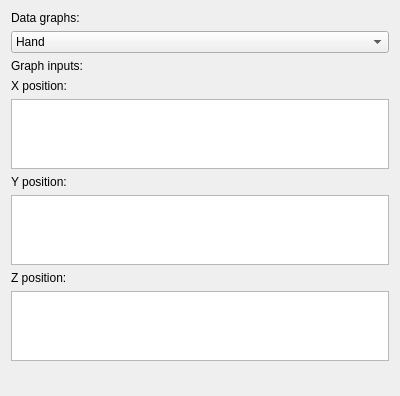
The window that rqt_pr2_hand_syntouch_sensor_interface/resource/datagraphs.ui (BigMacStorm/PR2_hapticSensorResearch) describes before a commit, drawn with Qt 5.
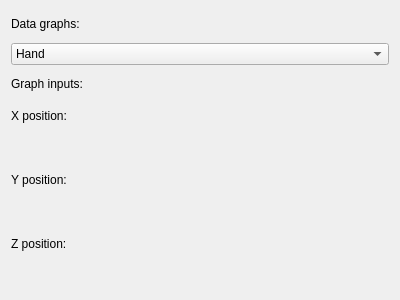
The same window after the commit.

Commit message: new mpl system

```diff
--- a/rqt_pr2_hand_syntouch_sensor_interface/resource/datagraphs.ui
+++ b/rqt_pr2_hand_syntouch_sensor_interface/resource/datagraphs.ui
@@ -50,7 +50,9 @@
     </widget>
    </item>
    <item>
-    <widget class="QGraphicsView" name="dg_yPos"/>
+    <widget class="QWidget" name="xMPL" native="true">
+     <layout class="QHBoxLayout" name="xMPLlayout"/>
+    </widget>
    </item>
    <item>
     <widget class="QLabel" name="label_4">
@@ -60,7 +62,9 @@
     </widget>
    </item>
    <item>
-    <widget class="QGraphicsView" name="dg_xPos"/>
+    <widget class="QWidget" name="yMPL" native="true">
+     <layout class="QHBoxLayout" name="yMPLlayout"/>
+    </widget>
    </item>
    <item>
     <widget class="QLabel" name="label_5">
@@ -70,11 +74,8 @@
     </widget>
    </item>
    <item>
-    <widget class="QGraphicsView" name="dg_zPos"/>
-   </item>
-   <item>
-    <widget class="QWidget" name="mplwindow" native="true">
-     <layout class="QVBoxLayout" name="mplvl"/>
+    <widget class="QWidget" name="zMPL" native="true">
+     <layout class="QHBoxLayout" name="zMPLlayout"/>
     </widget>
    </item>
   </layout>
```
The commit also changes 2 other files.
